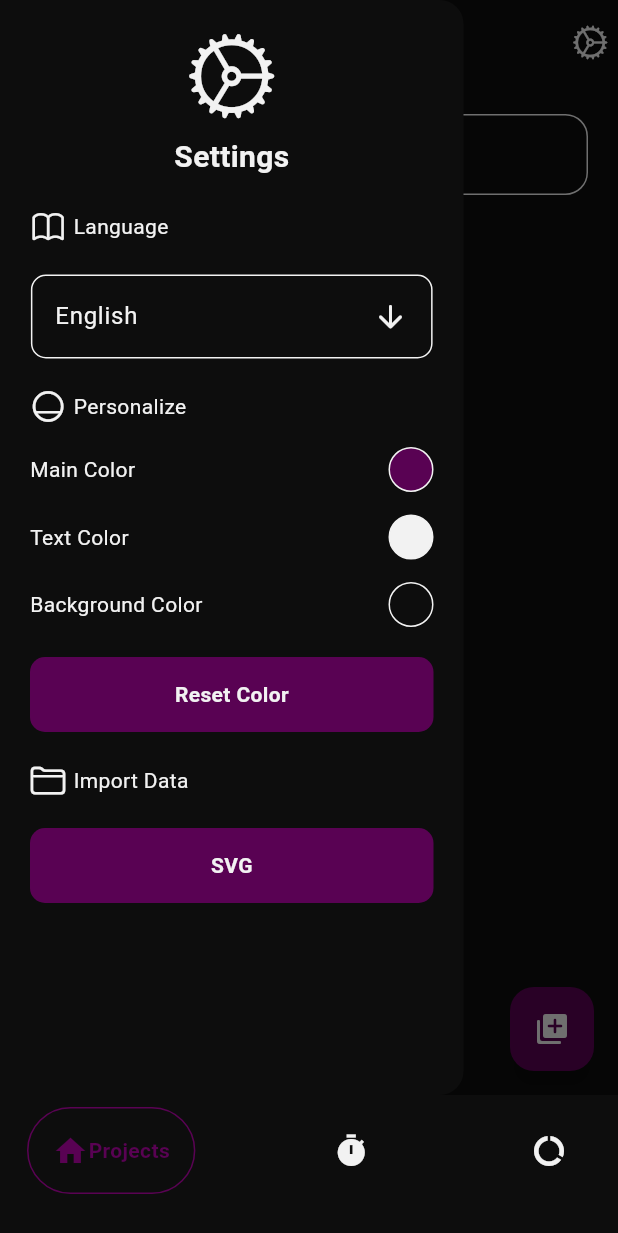
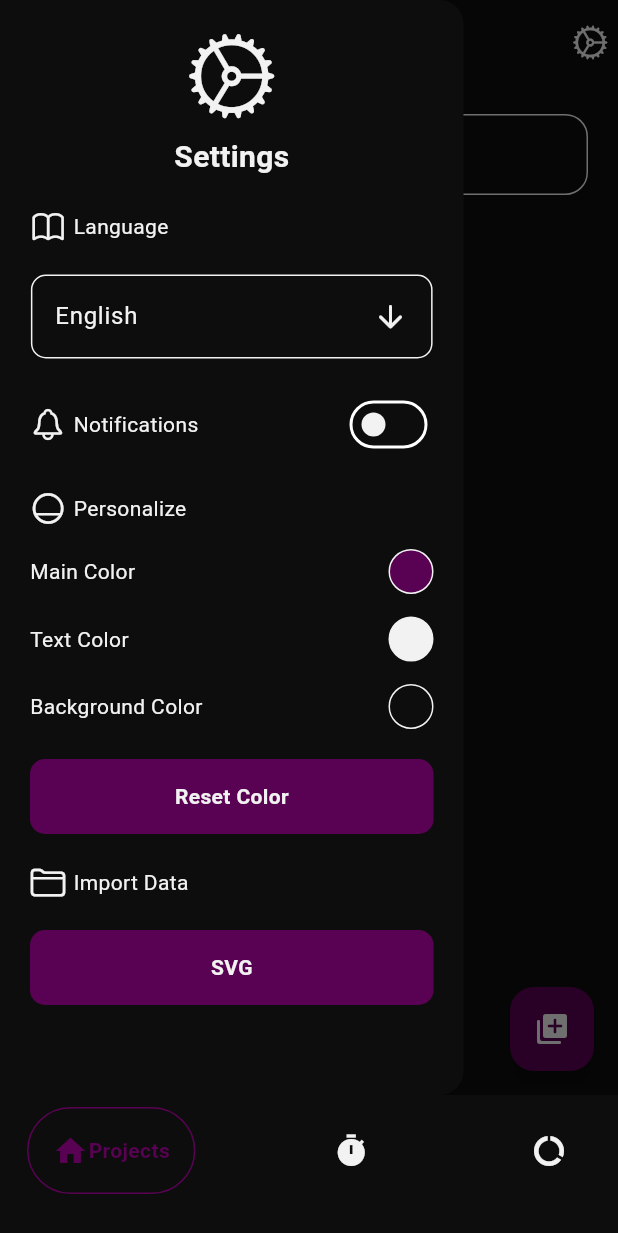
Before and after one commit to Corro-Kun/Project-TrackBuzz, a Flutter app: the screen it shows after launch, with the side drawer open, on a phone screen of 412 x 824 dp. Shown: the top 1233 px of the screen. Run offline on Flutter 3.47's test engine with Material 3 defaults, Android fonts, the phone set to English and light mode, and no system bars; drawn by our look-alikes of google_nav_bar; our stand-ins replace bloc, flutter_bloc, flutter_colorpicker, flutter_local_notifications, get_it, image_picker and 3 more; accounts and stored records are empty.

Commit message:
add: const were added

```diff
--- a/lib/features/project/data/datasource/record_datasource.dart
+++ b/lib/features/project/data/datasource/record_datasource.dart
@@ -3,6 +3,8 @@ import 'package:trackbuzz/core/database/data_base.dart';
 class RecordDatasource {
   Future<List<Map<String, dynamic>>> getRecord(int id) async {
     final db = await DataBase().OpenDB();
+
+    //final stopwatch = Stopwatch()..start();
 
     final data = await db.rawQuery(
       '''
@@ -15,6 +17,9 @@ class RecordDatasource {
       [id, 0],
     );
 
+    //print('Consulta tomó: ${stopwatch.elapsedMilliseconds}ms');
+    //print('Resultados: ${data.length}');
+
     return data;
   }
 }
--- a/lib/features/project/presentation/pages/create_project.dart
+++ b/lib/features/project/presentation/pages/create_project.dart
@@ -138,7 +138,7 @@ class _CreateProjectState extends State<CreateProject> {
             padding: const EdgeInsets.only(right: 20, left: 20),
             child: TextFieldDescription(controller: _descriptionController),
           ),
-          SizedBox(height: 20),
+          const SizedBox(height: 20),
           GestureDetector(
             onTap: () => _pickImage(),
             child: Container(
--- a/lib/features/project/presentation/pages/project_list.dart
+++ b/lib/features/project/presentation/pages/project_list.dart
@@ -53,7 +53,7 @@ class ProjectList extends StatelessWidget {
               BlocBuilder<ListProjectBloc, ListProjectState>(
                 builder: (context, state) {
                   if (state is ListProjectLoading) {
-                    return PreLoader();
+                    return const PreLoader();
                   } else if (state is ListProjectLoaded) {
                     return Container(
                       padding: EdgeInsets.only(left: 20, right: 20),
@@ -82,7 +82,7 @@ class ProjectList extends StatelessWidget {
               BlocBuilder<ListProjectBloc, ListProjectState>(
                 builder: (context, state) {
                   if (state is ListProjectLoading) {
-                    return PreLoader();
+                    return const PreLoader();
                   } else if (state is ListProjectLoaded) {
                     return state.projects.isNotEmpty
                         ? Center(
@@ -100,7 +100,7 @@ class ProjectList extends StatelessWidget {
               BlocBuilder<ListProjectBloc, ListProjectState>(
                 builder: (context, state) {
                   if (state is ListProjectLoading) {
-                    return PreLoader();
+                    return const PreLoader();
                   } else if (state is ListProjectLoaded) {
                     return state.projects.isNotEmpty
                         ? Center(
@@ -146,14 +146,15 @@ class ProjectList extends StatelessWidget {
               BlocBuilder<ListProjectBloc, ListProjectState>(
                 builder: (context, state) {
                   if (state is ListProjectLoading) {
-                    return PreLoader();
+                    return const PreLoader();
                   } else if (state is ListProjectLoaded) {
                     return Container(
                       margin: const EdgeInsets.only(bottom: 40),
                       height: 65,
-                      child: ListView(
+                      child: ListView.builder(
                         scrollDirection: Axis.horizontal,
-                        children: List.generate(state.projects.length, (i) {
+                        itemCount: state.projects.length,
+                        itemBuilder: (context, i) {
                           return CircleCard(
                             function: () => {
                               context.read<ListProjectBloc>().add(
@@ -163,7 +164,9 @@ class ProjectList extends StatelessWidget {
                             active: state.index == i ? true : false,
                             img: state.projects[i].image,
                           );
-                        }),
+                        },
+                        cacheExtent: 1000,
+                        addAutomaticKeepAlives: true,
                       ),
                     );
                   } else {
--- a/lib/features/project/presentation/widgets/AlerDialogText.dart
+++ b/lib/features/project/presentation/widgets/AlerDialogText.dart
@@ -52,7 +52,7 @@ class Alerdialogtext extends StatelessWidget {
                   color: Theme.of(context).colorScheme.secondary,
                 ),
               ),
-              SizedBox(height: 20),
+              const SizedBox(height: 20),
               GestureDetector(
                 onTap: () {
                   save();
--- a/lib/features/project/presentation/widgets/billing.dart
+++ b/lib/features/project/presentation/widgets/billing.dart
@@ -8,7 +8,7 @@ class Billing extends StatelessWidget {
   Widget build(BuildContext context) {
     return Container(
       height: 70,
-      margin: EdgeInsets.only(right: 20, left: 20, top: 5, bottom: 5),
+      margin: const EdgeInsets.only(right: 20, left: 20, top: 5, bottom: 5),
       decoration: BoxDecoration(
         borderRadius: BorderRadius.circular(10),
         color: Theme.of(context).colorScheme.primary,
--- a/lib/features/project/presentation/widgets/date_widget.dart
+++ b/lib/features/project/presentation/widgets/date_widget.dart
@@ -8,7 +8,7 @@ class DateWidget extends StatelessWidget {
   @override
   Widget build(BuildContext context) {
     return Container(
-      margin: EdgeInsets.all(20),
+      margin: const EdgeInsets.all(20),
       child: Row(
         mainAxisAlignment: MainAxisAlignment.spaceBetween,
         children: [
--- a/lib/features/project/presentation/widgets/time_widget.dart
+++ b/lib/features/project/presentation/widgets/time_widget.dart
@@ -44,7 +44,7 @@ class TimeWidget extends StatelessWidget {
                       maxLines: 2,
                     ),
                   ),
-                  SizedBox(width: 20),
+                  const SizedBox(width: 20),
                 ],
               ),
             ),
--- a/lib/shared/widgets/adjustments_announced.dart
+++ b/lib/shared/widgets/adjustments_announced.dart
@@ -14,7 +14,7 @@ class AdjustmentsAnnounced extends StatelessWidget {
     return Row(
       children: [
         Icon(icon, color: Theme.of(context).colorScheme.secondary),
-        SizedBox(width: 5),
+        const SizedBox(width: 5),
         Text(
           text,
           style: TextStyle(
--- a/lib/shared/widgets/drawer_custom.dart
+++ b/lib/shared/widgets/drawer_custom.dart
@@ -6,6 +6,7 @@ import 'package:trackbuzz/core/setting/locale_notifier.dart';
 import 'package:trackbuzz/core/setting/theme_notifier.dart';
 import 'package:trackbuzz/shared/widgets/adjustments_announced.dart';
 import 'package:trackbuzz/shared/widgets/change_color.dart';
+import 'package:trackbuzz/shared/widgets/switch_custom.dart';
 import 'package:trackbuzz/utils/l10n/app_localizations.dart';
 
 class DrawerCustom extends StatelessWidget {
@@ -20,7 +21,7 @@ class DrawerCustom extends StatelessWidget {
       child: SafeArea(
         child: Column(
           children: [
-            SizedBox(height: 20),
+            const SizedBox(height: 20),
             Center(
               child: Icon(
                 CupertinoIcons.settings,
@@ -28,7 +29,7 @@ class DrawerCustom extends StatelessWidget {
                 color: Theme.of(context).colorScheme.secondary,
               ),
             ),
-            SizedBox(height: 10),
+            const SizedBox(height: 10),
             Center(
               child: Text(
                 loc?.translate('settings') ?? 'Settings',
@@ -97,6 +98,31 @@ class DrawerCustom extends StatelessWidget {
                     ).setLocale(Locale(value));
                   }
                 },
+              ),
+            ),
+            Padding(
+              padding: const EdgeInsets.only(left: 20, right: 20, top: 20),
+              child: Row(
+                mainAxisAlignment: MainAxisAlignment.spaceBetween,
+                children: [
+                  Row(
+                    children: [
+                      Icon(
+                        CupertinoIcons.bell,
+                        color: Theme.of(context).colorScheme.secondary,
+                      ),
+                      const SizedBox(width: 5),
+                      Text(
+                        loc?.translate('notifications') ?? 'Notifications',
+                        style: TextStyle(
+                          color: Theme.of(context).colorScheme.secondary,
+                          fontSize: 14,
+                        ),
+                      ),
+                    ],
+                  ),
+                  SwitchCustom(light: false, onChanged: (value) {}),
+                ],
               ),
             ),
             Padding(
@@ -286,6 +312,7 @@ class DrawerCustom extends StatelessWidget {
                 ),
               ),
             ),
+
             Padding(
               padding: const EdgeInsets.all(20),
               child: AdjustmentsAnnounced(
--- a/lib/utils/l10n/app_localizations_en.dart
+++ b/lib/utils/l10n/app_localizations_en.dart
@@ -16,6 +16,7 @@ class AppLocalizationsEn {
     // -
     'settings': 'Settings',
     'language': 'Language',
+    'notifications': 'Notifications',
     'personalize': 'Personalize',
     'main_color': 'Main Color',
     'text_color': 'Text Color',
--- a/lib/utils/l10n/app_localizations_es.dart
+++ b/lib/utils/l10n/app_localizations_es.dart
@@ -16,6 +16,7 @@ class AppLocalizationsEs {
     // -
     'settings': 'Ajustes',
     'language': 'Idioma',
+    'notifications': 'Notificaciones',
     'personalize': 'Personalizar',
     'main_color': 'Color Principal',
     'text_color': 'Color Texto',
```
Also changed, not shown: lib/features/project/presentation/pages/project_information.dart (+21 -21 lines).
